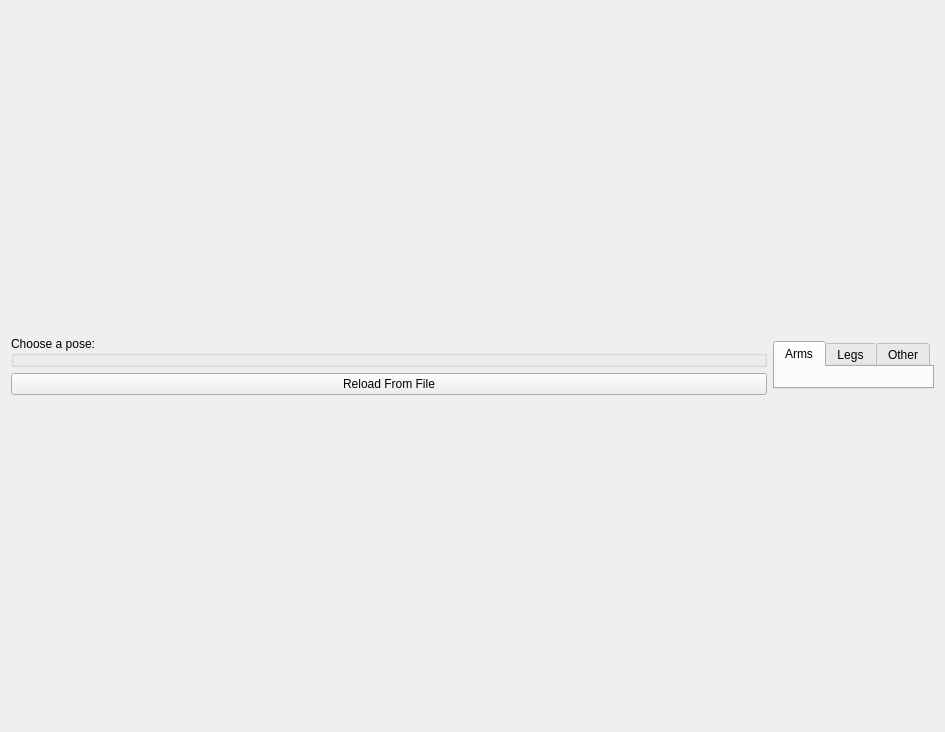
Above: thor_mang_calibration/resource/ui/pose_page.ui from thor-mang/thor_mang_ui before the change. Below: the same form after it.
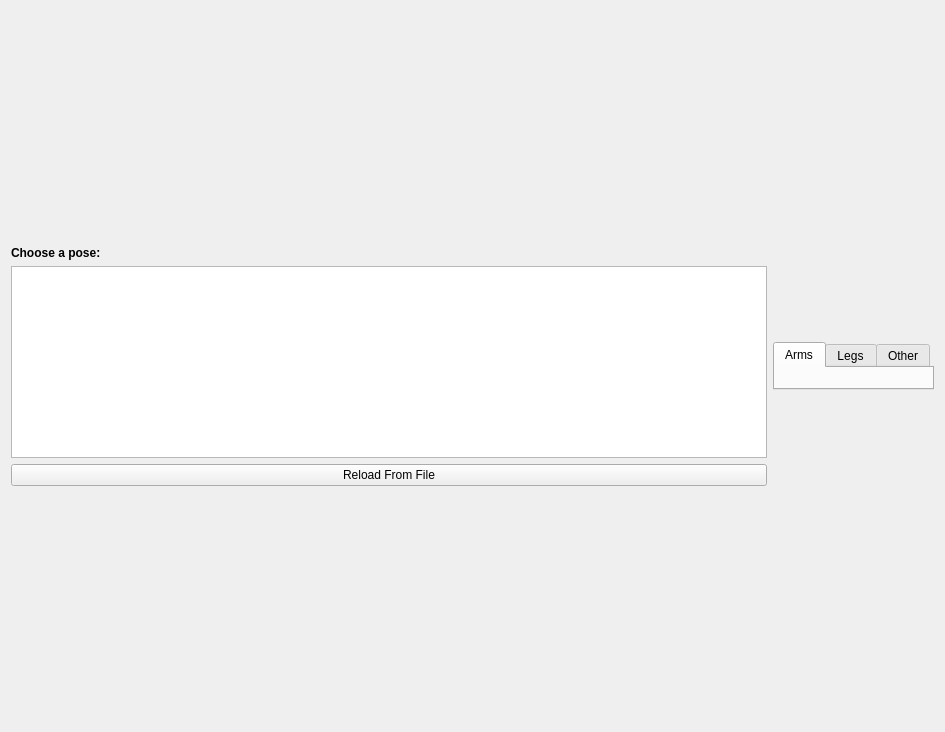
That is the form after the change.

Patch:
```diff
--- a/thor_mang_calibration/resource/ui/pose_page.ui
+++ b/thor_mang_calibration/resource/ui/pose_page.ui
@@ -31,20 +31,30 @@
      <item row="0" column="0">
       <layout class="QVBoxLayout" name="verticalLayout">
        <item>
-        <widget class="QGroupBox" name="pose_box">
+        <widget class="QLabel" name="label">
+         <property name="text">
+          <string>&lt;html&gt;&lt;head/&gt;&lt;body&gt;&lt;p&gt;&lt;span style=&quot; font-weight:600;&quot;&gt;Choose a pose:&lt;/span&gt;&lt;/p&gt;&lt;/body&gt;&lt;/html&gt;</string>
+         </property>
+        </widget>
+       </item>
+       <item>
+        <widget class="QListWidget" name="pose_list">
          <property name="sizePolicy">
-          <sizepolicy hsizetype="MinimumExpanding" vsizetype="Preferred">
+          <sizepolicy hsizetype="MinimumExpanding" vsizetype="Maximum">
            <horstretch>0</horstretch>
            <verstretch>0</verstretch>
           </sizepolicy>
          </property>
-         <property name="title">
-          <string>Choose a pose:</string>
-         </property>
         </widget>
        </item>
        <item>
         <widget class="QPushButton" name="reload_file">
+         <property name="sizePolicy">
+          <sizepolicy hsizetype="MinimumExpanding" vsizetype="Fixed">
+           <horstretch>0</horstretch>
+           <verstretch>0</verstretch>
+          </sizepolicy>
+         </property>
          <property name="text">
           <string>Reload From File</string>
          </property>
```
